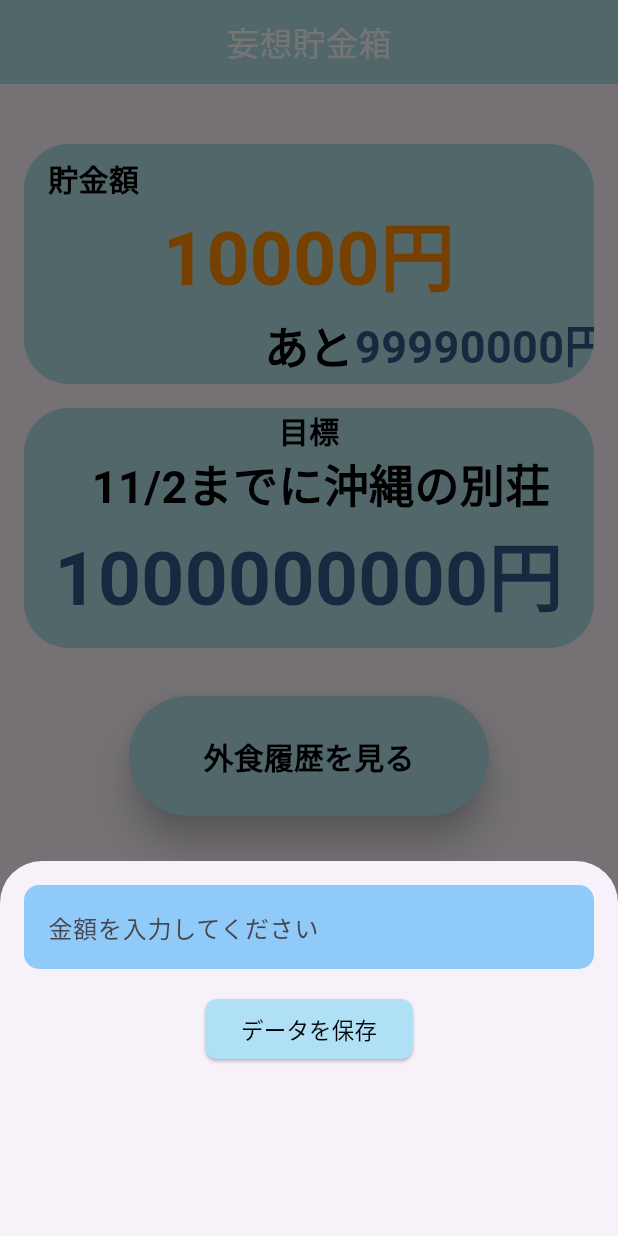
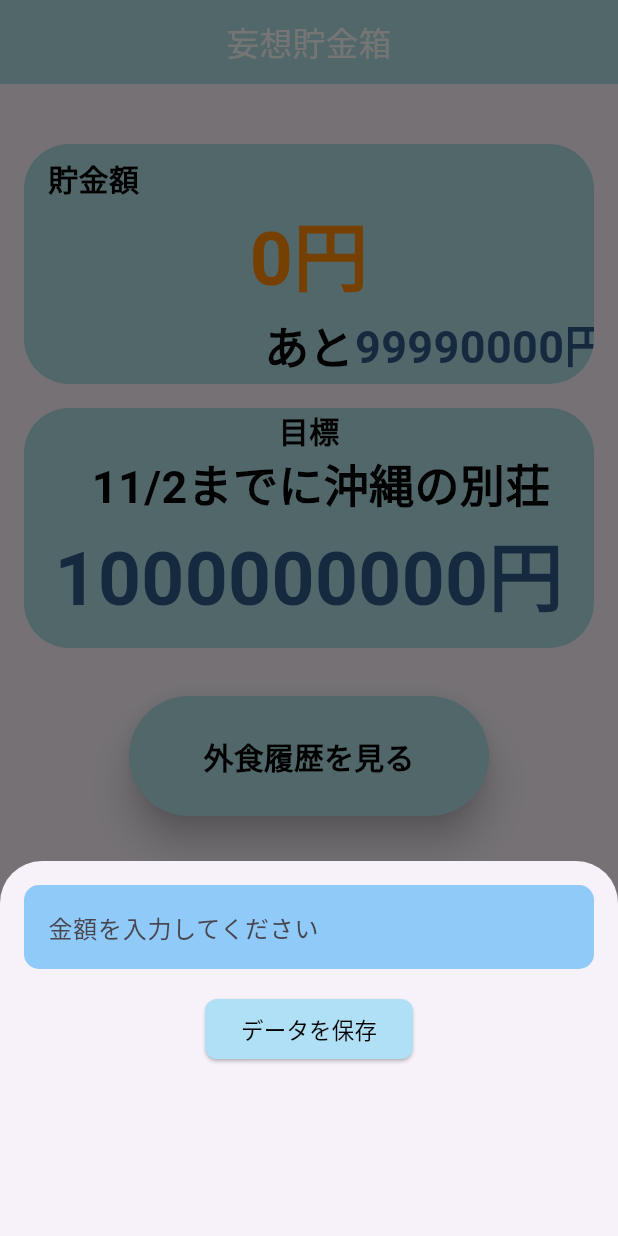
Before and after one commit to ironmax123/delusion_deposit, a Flutter app: the screen it shows after launch, after a tap on the "add" icon, on a phone screen of 412 x 824 dp. Run offline on Flutter 3.47's test engine with Material 3 defaults, Android fonts, the phone set to English and light mode, and no system bars; our stand-ins replace flutter_hooks, shared_preferences.

Commit message:
貯金額を変数化

```diff
--- a/lib/main.dart
+++ b/lib/main.dart
@@ -16,7 +16,7 @@ class MyApp extends StatelessWidget {
       theme: ThemeData(
         primarySwatch: Colors.blue,
       ),
-      home: const HomePage(),
+      home: HomePage(),
     );
   }
 }
--- a/lib/mock_data/mock_deposit.dart
+++ b/lib/mock_data/mock_deposit.dart
@@ -9,7 +9,7 @@ Future<void> mockDeposit() async {
     'saved_deposit',
     jsonEncode([
       {
-        "deposit": "1000",
+        "deposit": 1000,
       } //毎週の使用金額
     ]),
   );
--- /dev/null
+++ b/lib/pages/home/deposit.dart
@@ -0,0 +1,36 @@
+import 'dart:convert';
+import 'package:flutter/material.dart';
+import 'package:shared_preferences/shared_preferences.dart';
+
+class Deposit {
+  late List<Map<String, dynamic>> loadedData = [];
+
+  Future<void> loadSavedData() async {
+    final prefs = await SharedPreferences.getInstance();
+    final String? savedData = prefs.getString('saved_deposit');
+    debugPrint('読み込んだデータ: $savedData');
+
+    if (savedData != null) {
+      List<dynamic> items = jsonDecode(savedData);
+      List<Map<String, dynamic>> data = [];
+
+      for (var item in items) {
+        data.add({
+          'deposit': item['deposit'],
+        });
+      }
+
+      loadedData = data;
+      debugPrint('読み込み完了: $loadedData');
+    } else {
+      debugPrint('データが存在しません');
+    }
+  }
+
+  int get loadInt {
+    if (loadedData.isNotEmpty && loadedData[0]['deposit'] is int) {
+      return loadedData[0]['deposit'];
+    }
+    return 0;
+  }
+}
--- a/lib/pages/home/home.dart
+++ b/lib/pages/home/home.dart
@@ -1,9 +1,36 @@
+import 'package:delusion_deposit/mock_data/mock_deposit.dart';
 import 'package:delusion_deposit/pages/dining-out_list/duingout.dart';
 import 'package:delusion_deposit/pages/home/add_diningout.dart';
+import 'package:delusion_deposit/pages/home/deposit.dart';
 import 'package:flutter/material.dart';
 
-class HomePage extends StatelessWidget {
+class HomePage extends StatefulWidget {
   const HomePage({super.key});
+
+  @override
+  State<HomePage> createState() => _HomePageState();
+}
+
+class _HomePageState extends State<HomePage> {
+  late Deposit deposit;
+  List<Map<String, dynamic>> savedData = [];
+  int loadInt = 0;
+  @override
+  void initState() {
+    super.initState();
+    loadingDeposit();
+  }
+
+  void loadingDeposit() async {
+    deposit = Deposit();
+    await deposit.loadSavedData();
+    savedData = deposit.loadedData;
+
+    setState(() {
+      loadInt = deposit.loadInt;
+      print("データ:$loadInt");
+    });
+  }
 
   @override
   Widget build(BuildContext context) => Scaffold(
@@ -24,14 +51,14 @@ class HomePage extends StatelessWidget {
                 padding: const EdgeInsets.fromLTRB(16, 40, 16, 0),
                 child: ClipRRect(
                   borderRadius: BorderRadius.circular(30),
-                  child: const ColoredBox(
-                    color: Color.fromARGB(255, 176, 224, 230),
+                  child: ColoredBox(
+                    color: const Color.fromARGB(255, 176, 224, 230),
                     child: SizedBox(
                       height: 160,
                       width: 400,
                       child: Column(
                         children: [
-                          Align(
+                          const Align(
                             alignment: Alignment.centerLeft,
                             child: Padding(
                               padding: EdgeInsets.fromLTRB(16, 8, 0, 0),
@@ -47,15 +74,16 @@ class HomePage extends StatelessWidget {
                           ),
                           Align(
                             child: Text(
-                              '10000円',
-                              style: TextStyle(
+                              '$loadInt円',
+                              //'${deposit.loadedData}円',
+                              style: const TextStyle(
                                 color: Color(0xFFFF8C00),
                                 fontSize: 50,
                                 fontWeight: FontWeight.bold,
                               ),
                             ),
                           ),
-                          Align(
+                          const Align(
                             alignment: Alignment.centerRight,
                             child: Padding(
                               padding: EdgeInsets.only(left: 160),
@@ -145,6 +173,7 @@ class HomePage extends StatelessWidget {
                       builder: (context) => const DuingOut(),
                     ),
                   );
+                  mockDeposit();
                 },
                 child: const Text(
                   '外食履歴を見る',
```
